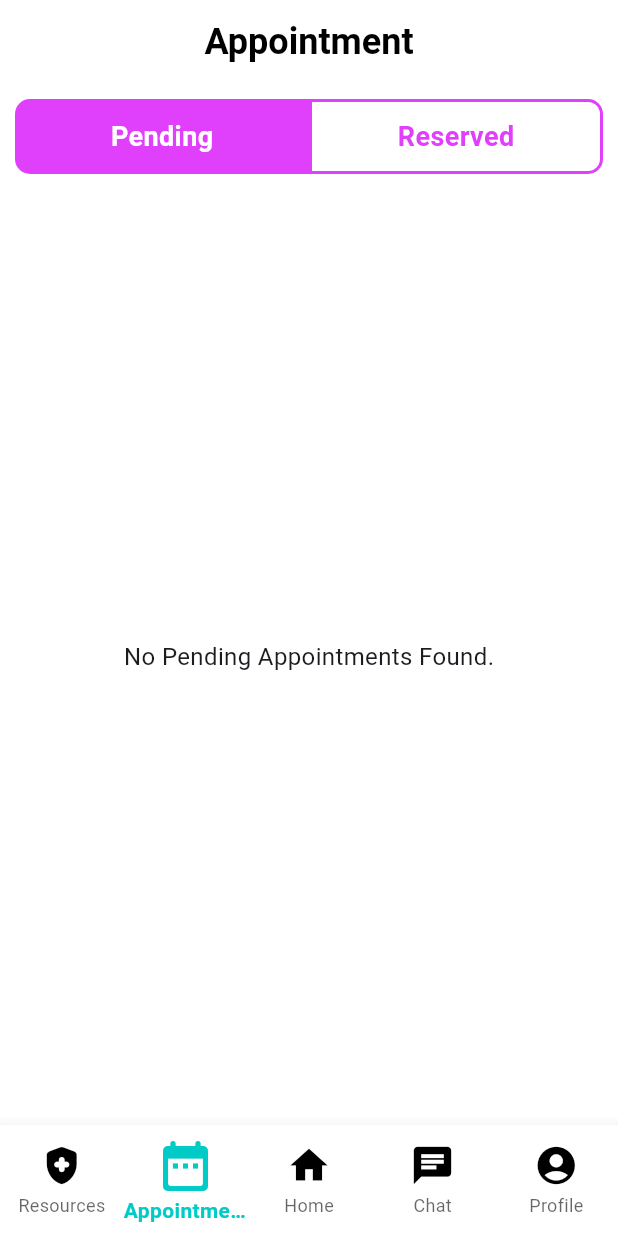
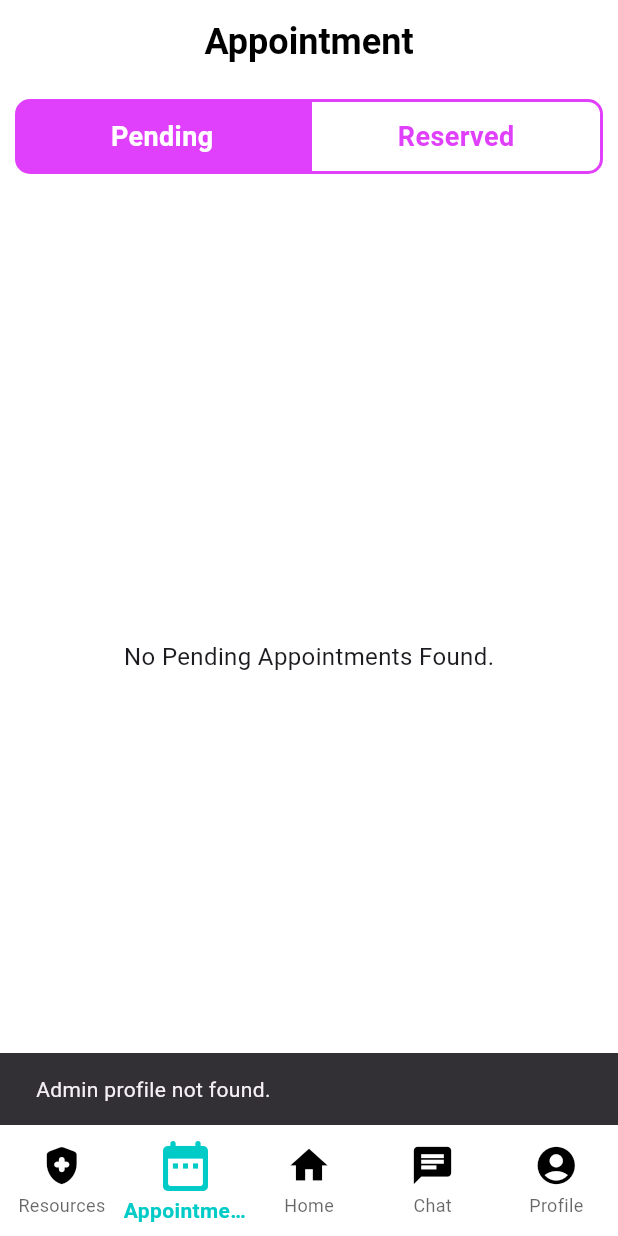
Before and after one commit to wholeGrainCat/PULSE-App, a Flutter app: the AdminAppointmentPage screen opened by its route, on a phone screen of 412 x 824 dp. Run offline on Flutter 3.47's test engine with Material 3 defaults, Android fonts, the phone set to English and light mode, and no system bars; our stand-ins replace carousel_slider, cloud_firestore, firebase_auth, firebase_core, firebase_storage, fl_chart and 7 more; missing offline and left inert: aura_box, fluentui_emoji_icon; accounts and stored records are empty.

Commit message:
appointment fetch by counsellor + small ui adjustment

```diff
--- a/lib/Admin/counselling_appointment/appointment.dart
+++ b/lib/Admin/counselling_appointment/appointment.dart
@@ -11,6 +11,7 @@ class Appointment {
   String name;
   String phoneNumber;
   String status;
+  String counsellor;
 
   Appointment(
       {required this.counsellingType,
@@ -24,7 +25,8 @@ class Appointment {
       required this.matricNumber,
       required this.name,
       required this.phoneNumber,
-      required this.status});
+      required this.status,
+      required this.counsellor});
 
   Appointment.fromJson(Map<String, dynamic> json)
       : this(
@@ -39,6 +41,7 @@ class Appointment {
           name: json['fullName'] as String,
           phoneNumber: json['phoneNumber'] as String,
           status: json['status'] as String,
+          counsellor: json['counsellor'] as String,
         );
 
   Appointment.fromFirestore(Map<String, dynamic> json, String id)
@@ -55,10 +58,11 @@ class Appointment {
           name: json['fullName'] as String,
           phoneNumber: json['phoneNumber'] as String,
           status: json['status'] as String,
+          counsellor: json['counsellor'] as String,
         );
 
-  Appointment copyWith(
-      {String? counsellingType,
+  Appointment copyWith({
+    String? counsellingType,
     String? appointmentDate,
     String? time,
     String? location,
@@ -69,7 +73,9 @@ class Appointment {
     String? matricsNumber,
     String? name,
     String? phoneNumber,
-      String? status}) {
+    String? status,
+    String? counsellor,
+  }) {
     return Appointment(
       counsellingType: counsellingType ?? this.counsellingType,
       appointmentDate: appointmentDate ?? this.appointmentDate,
@@ -83,6 +89,7 @@ class Appointment {
       name: name ?? this.name,
       phoneNumber: phoneNumber ?? this.phoneNumber,
       status: status ?? this.status,
+      counsellor: counsellor ?? this.counsellor,
     );
   }
 
@@ -98,7 +105,8 @@ class Appointment {
       'matricNumber': matricNumber,
       'fullName': name,
       'phoneNumber': phoneNumber,
-      'status': status
+      'status': status,
+      'counsellor': counsellor,
     };
   }
 }
--- a/lib/Admin/counselling_appointment/appointment_page.dart
+++ b/lib/Admin/counselling_appointment/appointment_page.dart
@@ -3,6 +3,7 @@ import 'package:flutter/material.dart';
 import 'package:student/Admin/counselling_appointment/appointment.dart';
 import 'package:student/Admin/counselling_appointment/appointment_service.dart';
 import 'package:student/Admin/counselling_appointment/update_appointment_page.dart';
+import 'package:student/auth_service.dart';
 import 'package:student/components/admin_bottom_navigation.dart';
 
 class AdminAppointmentPage extends StatefulWidget {
@@ -14,8 +15,17 @@ class AdminAppointmentPage extends StatefulWidget {
 
 class _AdminAppointmentPageState extends State<AdminAppointmentPage> {
   final AppointmentService _appointmentService = AppointmentService();
+  final AuthService _auth = AuthService();
   bool isPendingSelected = true;
+  bool isLoading = true;
   int _currentIndex = 1;
+  String counsellor = "";
+
+  @override
+  void initState() {
+    super.initState();
+    fetchUserData();
+  }
 
   @override
   Widget build(BuildContext context) {
@@ -59,6 +69,37 @@ class _AdminAppointmentPageState extends State<AdminAppointmentPage> {
         ));
   }
 
+  Future<void> fetchUserData() async {
+    try {
+      final userData = await _auth.getCurrentUserData();
+
+      if (userData != null) {
+        setState(() {
+          counsellor = userData['name'] ?? 'N/A';
+          isLoading = false;
+        });
+      } else {
+        if (mounted) {
+          ScaffoldMessenger.of(context).showSnackBar(
+            const SnackBar(content: Text("Admin profile not found.")),
+          );
+          setState(() {
+            isLoading = false;
+          });
+        }
+      }
+    } catch (e) {
+      if (mounted) {
+        ScaffoldMessenger.of(context).showSnackBar(
+          SnackBar(content: Text("Failed to fetch admin data: $e")),
+        );
+        setState(() {
+          isLoading = false;
+        });
+      }
+    }
+  }
+
   Widget buildUI() {
     return Column(
       children: [
@@ -72,7 +113,8 @@ class _AdminAppointmentPageState extends State<AdminAppointmentPage> {
 
   Widget buildReservedList() {
     return StreamBuilder<List<Appointment>>(
-      stream: _appointmentService.getAppointmentsByStatus("Approved"),
+      stream:
+          _appointmentService.getAppointmentsByStatus("Approved", counsellor),
       builder: (context, snapshot) {
         if (snapshot.connectionState == ConnectionState.waiting) {
           return const Center(child: CircularProgressIndicator());
@@ -222,13 +264,25 @@ class _AdminAppointmentPageState extends State<AdminAppointmentPage> {
   }
 
   Widget buildPendingList() {
+    print('Building pending list for counsellor: $counsellor'); // Debug print
+
     return StreamBuilder<List<Appointment>>(
-      stream: _appointmentService.getAppointmentsByStatus("Pending"),
+      stream:
+          _appointmentService.getAppointmentsByStatus("Pending", counsellor),
       builder: (context, snapshot) {
+        print(
+            'Stream snapshot state: ${snapshot.connectionState}'); // Debug print
+        if (snapshot.hasError) {
+          print('Stream error: ${snapshot.error}'); // Debug error
+          return Center(child: Text('Error: ${snapshot.error}'));
+        }
+
         if (snapshot.connectionState == ConnectionState.waiting) {
           return const Center(child: CircularProgressIndicator());
         }
+
         if (!snapshot.hasData || snapshot.data!.isEmpty) {
+          print('No appointments found'); // Debug print
           return const Center(
             child: Text(
               "No Pending Appointments Found.",
@@ -236,7 +290,11 @@ class _AdminAppointmentPageState extends State<AdminAppointmentPage> {
             ),
           );
         }
+
         final appointments = snapshot.data!;
+        print(
+            'Found ${appointments.length} pending appointments'); // Debug print
+
         return ListView.builder(
           itemCount: appointments.length,
           itemBuilder: (context, index) {
--- a/lib/Admin/counselling_appointment/appointment_service.dart
+++ b/lib/Admin/counselling_appointment/appointment_service.dart
@@ -20,9 +20,11 @@ class AppointmentService {
         .snapshots();
   }
 
-  Stream<List<Appointment>> getAppointmentsByStatus(String status) {
+  Stream<List<Appointment>> getAppointmentsByStatus(
+      String status, String counsellor) {
     return _appointmentRef
         .where('status', isEqualTo: status)
+        .where('counsellor', isEqualTo: counsellor)
         .orderBy('appointmentDate', descending: true)
         .snapshots()
         .map((snapshot) {
--- a/lib/Student/profile/change_password.dart
+++ b/lib/Student/profile/change_password.dart
@@ -22,6 +22,7 @@ class _ChangePasswordPageState extends State<ChangePasswordPage> {
   @override
   Widget build(BuildContext context) {
     return Scaffold(
+      backgroundColor: Colors.white,
       appBar: AppBar(
         title: const Text(
           'Change Password',
--- a/lib/Student/profile/settings_page.dart
+++ b/lib/Student/profile/settings_page.dart
@@ -8,6 +8,7 @@ class SettingsPage extends StatelessWidget {
   @override
   Widget build(BuildContext context) {
     return Scaffold(
+      backgroundColor: Colors.white,
       appBar: AppBar(
         title: const Text(
           'Settings',
@@ -18,7 +19,7 @@ class SettingsPage extends StatelessWidget {
             fontFamily: 'Roboto',
           ),
         ),
-        backgroundColor: Colors.transparent,
+        backgroundColor: Colors.white,
         elevation: 0,
         centerTitle: true,
         iconTheme: const IconThemeData(color: Colors.black),
```
Also changed, not shown: lib/Admin/profile/admin_profile_page.dart (+7 -4 lines), lib/Student/profile/appoinment_history.dart (+12 -5 lines), lib/Student/profile/help_center.dart (+20 -4 lines), lib/Student/student_dashboard.dart (+7 -5 lines). Lines whose indentation alone changed are shown as unchanged.
